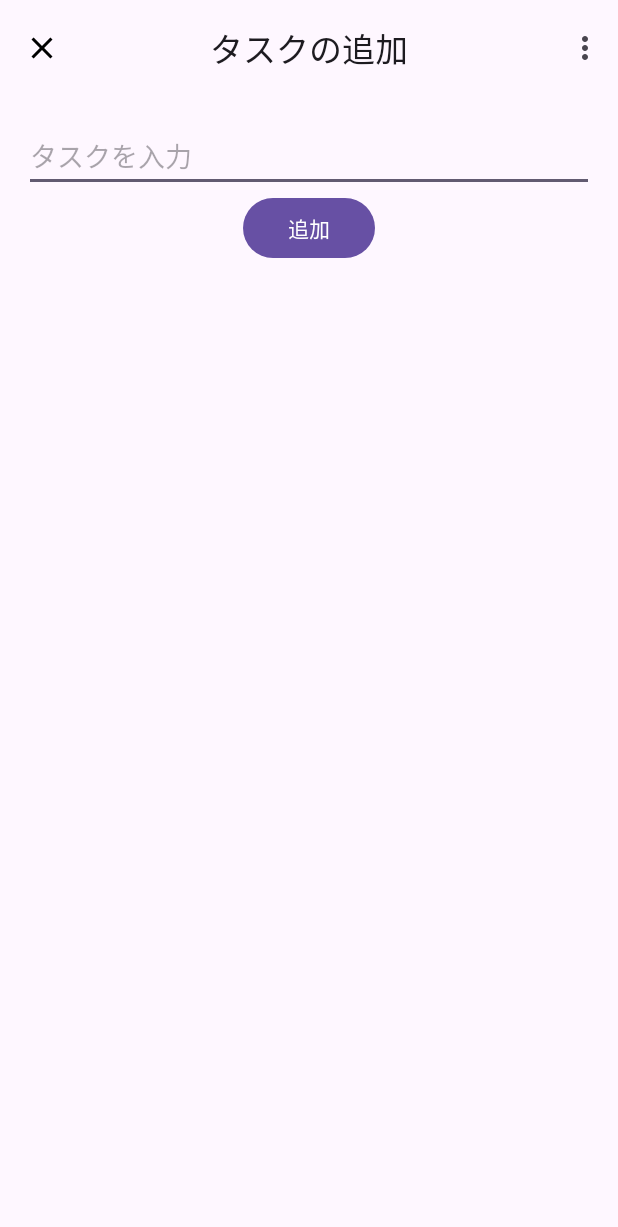
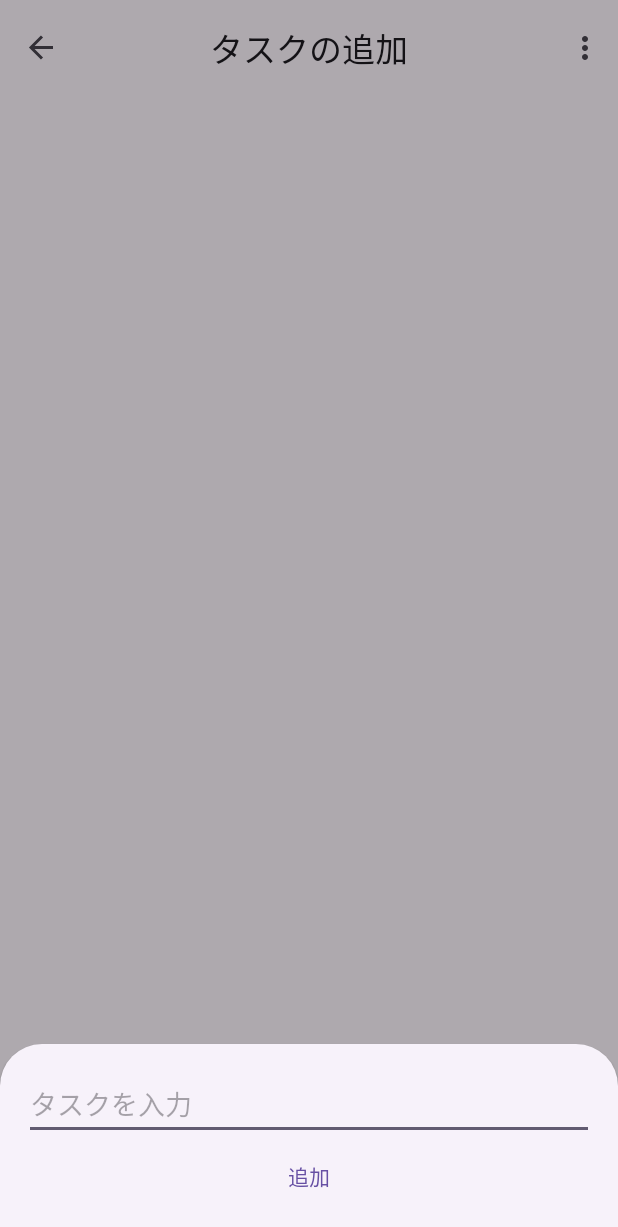
Before and after one commit to uryonym/ynym-portal-android-view, an Android app: the screen it shows after launch (MainActivity), after a tap on "タスクを追加", on a phone screen of 412 x 824 dp. Shown: the top 1227 px of the screen. Run offline under Robolectric (Android 15) with nearby library versions, the phone set to English and light mode, and no system bars; our stand-ins replace Dagger/Hilt's generated code, Room's generated code, data binding, navigation-ui.

Commit message:
タスク追加画面をBottomSheetDialogで実装

```diff
--- /dev/null
+++ b/app/src/main/java/com/uryonym/ynymportal/view/AddTaskBottomSheetDialogFragment.kt
@@ -0,0 +1,58 @@
+package com.uryonym.ynymportal.view
+
+import android.app.Dialog
+import android.content.Context
+import android.os.Bundle
+import android.view.LayoutInflater
+import android.view.View
+import android.view.ViewGroup
+import android.view.inputmethod.InputMethodManager
+import androidx.fragment.app.DialogFragment
+import androidx.fragment.app.viewModels
+import androidx.lifecycle.Observer
+import androidx.navigation.fragment.findNavController
+import com.google.android.material.bottomsheet.BottomSheetDialogFragment
+import com.uryonym.ynymportal.R
+import com.uryonym.ynymportal.databinding.AddTaskBottomSheetDialogFragmentBinding
+import dagger.hilt.android.AndroidEntryPoint
+
+@AndroidEntryPoint
+class AddTaskBottomSheetDialogFragment : BottomSheetDialogFragment() {
+
+    private val addTaskBottomSheetDialogViewModel by viewModels<AddTaskBottomSheetDialogViewModel>()
+    private lateinit var viewDataBinding: AddTaskBottomSheetDialogFragmentBinding
+
+    override fun onCreate(savedInstanceState: Bundle?) {
+        super.onCreate(savedInstanceState)
+        setStyle(DialogFragment.STYLE_NORMAL, R.style.bottom_sheet_dialog_style)
+    }
+
+    override fun onCreateView(
+        inflater: LayoutInflater, container: ViewGroup?, savedInstanceState: Bundle?
+    ): View? {
+        val root =
+            inflater.inflate(R.layout.add_task_bottom_sheet_dialog_fragment, container, false)
+        viewDataBinding = AddTaskBottomSheetDialogFragmentBinding.bind(root).apply {
+            viewModel = addTaskBottomSheetDialogViewModel
+        }
+        viewDataBinding.lifecycleOwner = this.viewLifecycleOwner
+
+        // タスクタイトルにフォーカス
+        viewDataBinding.taskTitle.requestFocus()
+
+        addTaskBottomSheetDialogViewModel.navigateTasks.observe(viewLifecycleOwner, Observer {
+            if (it == true) {
+                // キーボードを隠す
+                val system =
+                    activity?.getSystemService(Context.INPUT_METHOD_SERVICE) as InputMethodManager
+                system.hideSoftInputFromWindow(viewDataBinding.taskTitle.windowToken, 0)
+
+                this.findNavController()
+                    .navigate(AddTaskBottomSheetDialogFragmentDirections.actionAddTaskBottomSheetDialogFragmentToTasksFragment())
+                addTaskBottomSheetDialogViewModel.doneNavigateTasks()
+            }
+        })
+
+        return viewDataBinding.root
+    }
+}
--- a/app/src/main/java/com/uryonym/ynymportal/view/AddTaskViewModel.kt
+++ b/app/src/main/java/com/uryonym/ynymportal/view/AddTaskBottomSheetDialogViewModel.kt
@@ -12,7 +12,7 @@ import kotlinx.coroutines.launch
 import javax.inject.Inject
 
 @HiltViewModel
-class AddTaskViewModel @Inject constructor(
+class AddTaskBottomSheetDialogViewModel @Inject constructor(
     private val taskRepository: TaskRepository
 ) : ViewModel() {
 
@@ -26,7 +26,7 @@ class AddTaskViewModel @Inject constructor(
         val taskTitle = title.value
 
         if (taskTitle == null) {
-            Log.i("TasksViewModel:onCreateTask", "タスクのタイトルが空です。")
+            Log.i("AddTaskBottomSheetDialogViewModel:onCreateTask", "タスクのタイトルが空です。")
             return
         }
 
--- a/app/src/main/java/com/uryonym/ynymportal/view/AddTaskFragment.kt
+++ /dev/null
@@ -1,51 +0,0 @@
-package com.uryonym.ynymportal.view
-
-import android.content.Context
-import android.os.Bundle
-import android.view.LayoutInflater
-import android.view.View
-import android.view.ViewGroup
-import android.view.inputmethod.InputMethodManager
-import androidx.appcompat.app.AppCompatActivity
-import androidx.fragment.app.Fragment
-import androidx.fragment.app.viewModels
-import androidx.lifecycle.Observer
-import androidx.navigation.fragment.findNavController
-import com.uryonym.ynymportal.R
-import com.uryonym.ynymportal.databinding.AddTaskFragmentBinding
-import dagger.hilt.android.AndroidEntryPoint
-
-@AndroidEntryPoint
-class AddTaskFragment : Fragment() {
-
-    private val addTaskViewModel by viewModels<AddTaskViewModel>()
-    private lateinit var viewDataBinding: AddTaskFragmentBinding
-
-    override fun onCreateView(
-        inflater: LayoutInflater, container: ViewGroup?, savedInstanceState: Bundle?
-    ): View? {
-        val root = inflater.inflate(R.layout.add_task_fragment, container, false)
-        viewDataBinding = AddTaskFragmentBinding.bind(root).apply {
-            viewModel = addTaskViewModel
-        }
-        viewDataBinding.lifecycleOwner = this.viewLifecycleOwner
-
-        // アプリバーの戻るアイコンを閉じるアイコンに変更
-        (activity as? AppCompatActivity)?.supportActionBar?.setHomeAsUpIndicator(R.drawable.ic_close_24dp)
-
-        addTaskViewModel.navigateTasks.observe(viewLifecycleOwner, Observer {
-            if (it == true) {
-                // キーボードを隠す
-                val system = activity?.getSystemService(Context.INPUT_METHOD_SERVICE) as InputMethodManager
-                system.hideSoftInputFromWindow(viewDataBinding.taskTitle.windowToken, 0)
-
-                this.findNavController()
-                    .navigate(AddTaskFragmentDirections.actionAddTaskFragmentToTasksFragment())
-                addTaskViewModel.doneNavigateTasks()
-            }
-        })
-
-        return viewDataBinding.root
-    }
-
-}
--- a/app/src/main/java/com/uryonym/ynymportal/view/TasksFragment.kt
+++ b/app/src/main/java/com/uryonym/ynymportal/view/TasksFragment.kt
@@ -40,7 +40,7 @@ class TasksFragment : Fragment() {
         taskViewModel.navigateAddTask.observe(viewLifecycleOwner, Observer {
             if (it == true) {
                 this.findNavController()
-                    .navigate(TasksFragmentDirections.actionTasksFragmentToAddTaskFragment())
+                    .navigate(TasksFragmentDirections.actionTasksFragmentToAddTaskBottomSheetDialogFragment())
                 taskViewModel.doneNavigateAddTask()
             }
         })
--- a/app/src/main/res/layout/add_task_fragment.xml
+++ b/app/src/main/res/layout/add_task_bottom_sheet_dialog_fragment.xml
@@ -7,7 +7,7 @@
 
         <variable
             name="viewModel"
-            type="com.uryonym.ynymportal.view.AddTaskViewModel" />
+            type="com.uryonym.ynymportal.view.AddTaskBottomSheetDialogViewModel" />
 
     </data>
 
@@ -15,7 +15,7 @@
         android:layout_width="match_parent"
         android:layout_height="match_parent"
         android:padding="16dp"
-        tools:context=".view.AddTaskFragment">
+        tools:context=".view.AddTaskBottomSheetDialogFragment">
 
         <EditText
             android:id="@+id/task_title"
--- a/app/src/main/res/navigation/nav_graph.xml
+++ b/app/src/main/res/navigation/nav_graph.xml
@@ -12,8 +12,8 @@
         tools:layout="@layout/tasks_fragment">
 
         <action
-            android:id="@+id/action_TasksFragment_to_AddTaskFragment"
-            app:destination="@id/add_task_fragment"
+            android:id="@+id/action_TasksFragment_to_AddTaskBottomSheetDialogFragment"
+            app:destination="@id/add_task_bottom_sheet_dialog_fragment"
             app:enterAnim="@anim/nav_default_enter_anim"
             app:exitAnim="@anim/nav_default_exit_anim"
             app:popEnterAnim="@anim/nav_default_pop_enter_anim"
@@ -21,20 +21,20 @@
 
     </fragment>
 
-    <fragment
-        android:id="@+id/add_task_fragment"
-        android:name="com.uryonym.ynymportal.view.AddTaskFragment"
+    <dialog
+        android:id="@+id/add_task_bottom_sheet_dialog_fragment"
+        android:name="com.uryonym.ynymportal.view.AddTaskBottomSheetDialogFragment"
         android:label="@string/add_task_fragment_label"
-        tools:layout="@layout/add_task_fragment">
+        tools:layout="@layout/add_task_bottom_sheet_dialog_fragment">
 
         <action
-            android:id="@+id/action_AddTaskFragment_to_TasksFragment"
+            android:id="@+id/action_AddTaskBottomSheetDialogFragment_to_TasksFragment"
             app:destination="@id/tasks_fragment"
             app:enterAnim="@anim/nav_default_enter_anim"
             app:exitAnim="@anim/nav_default_exit_anim"
             app:popEnterAnim="@anim/nav_default_pop_enter_anim"
             app:popExitAnim="@anim/nav_default_pop_exit_anim" />
 
-    </fragment>
+    </dialog>
 
 </navigation>
--- /dev/null
+++ b/app/src/main/res/values/bottom_sheet_dialog.xml
@@ -0,0 +1,7 @@
+<?xml version="1.0" encoding="utf-8"?>
+<resources>
+    <style name="bottom_sheet_dialog_style" parent="ThemeOverlay.Material3.BottomSheetDialog">
+        <item name="android:windowIsFloating">false</item>
+        <item name="android:windowSoftInputMode">adjustResize</item>
+    </style>
+</resources>
```
